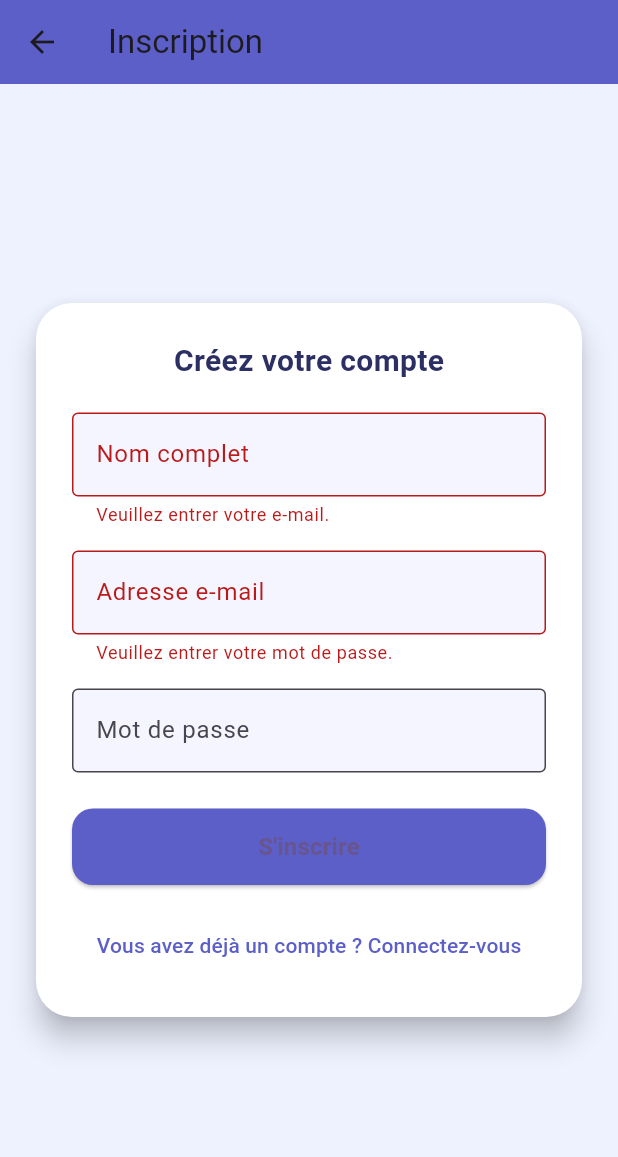
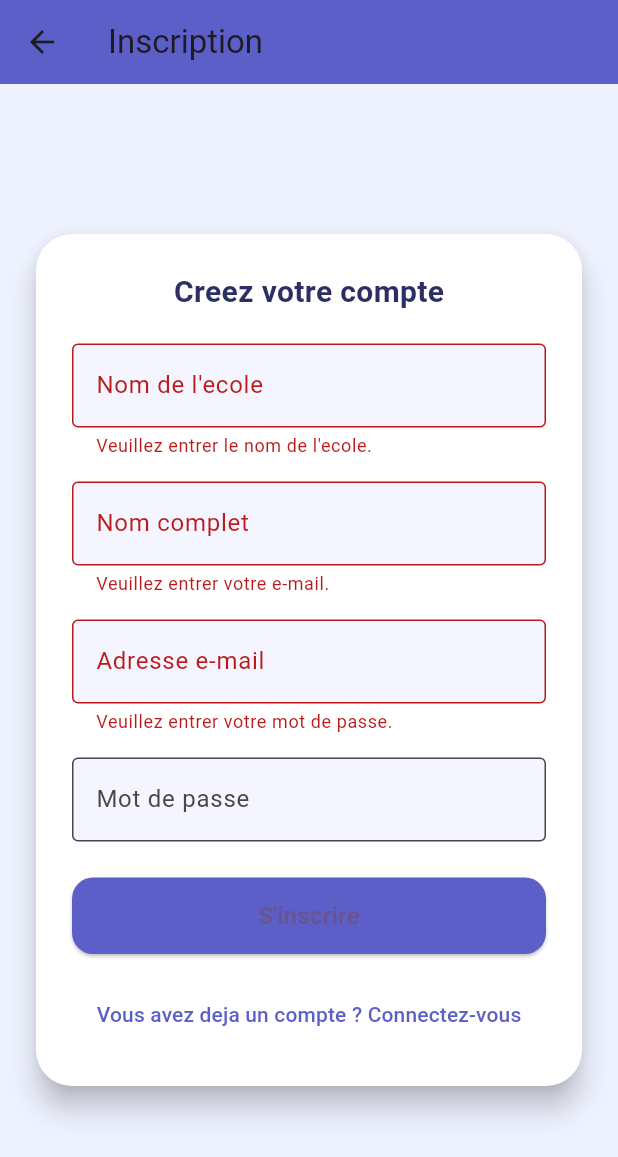
Before and after one commit to persideleonceadihou-cyber/educative, a Flutter app: the ConnectPage screen opened by its route, after a tap on "Se connecter", after a tap on "Pas encore de compte ? Inscrivez-vous", on a phone screen of 412 x 824 dp. Shown: the top 1157 px of the screen. Run offline on Flutter 3.47's test engine with Material 3 defaults, Android fonts, the phone set to English and light mode, and no system bars.

Commit message:
Update connection flow

```diff
--- a/lib/connect.dart
+++ b/lib/connect.dart
@@ -1,8 +1,10 @@
 import 'package:flutter/material.dart';
-import 'parentdashboard.dart';
+import 'pageecole.dart';
 
 class ConnectPage extends StatefulWidget {
-  const ConnectPage({super.key});
+  const ConnectPage({super.key, this.isParent = false});
+
+  final bool isParent;
 
   @override
   State<ConnectPage> createState() => _ConnectPageState();
@@ -11,12 +13,14 @@ class ConnectPage extends StatefulWidget {
 class _ConnectPageState extends State<ConnectPage> {
   final _formKey = GlobalKey<FormState>();
   bool _isLogin = true;
+  final TextEditingController _schoolNameController = TextEditingController();
   final TextEditingController _nameController = TextEditingController();
   final TextEditingController _emailController = TextEditingController();
   final TextEditingController _passwordController = TextEditingController();
 
   @override
   void dispose() {
+    _schoolNameController.dispose();
     _nameController.dispose();
     _emailController.dispose();
     _passwordController.dispose();
@@ -37,18 +41,12 @@ class _ConnectPageState extends State<ConnectPage> {
     if (_isLogin) {
       Navigator.push(
         context,
-        MaterialPageRoute(
-          builder: (context) => Parentdashboard(
-            userName: _emailController.text.contains('@')
-                ? _emailController.text.split('@').first
-                : 'Utilisateur',
-          ),
-        ),
+        MaterialPageRoute(builder: (context) => const Pageecole()),
       );
     } else {
       ScaffoldMessenger.of(context).showSnackBar(
         const SnackBar(
-          content: Text('Inscription réussie ! Veuillez vous connecter.'),
+          content: Text('Inscription reussie ! Veuillez vous connecter.'),
         ),
       );
       setState(() {
@@ -84,7 +82,7 @@ class _ConnectPageState extends State<ConnectPage> {
                     Text(
                       _isLogin
                           ? 'Connectez-vous pour continuer'
-                          : 'Créez votre compte',
+                          : 'Creez votre compte',
                       style: const TextStyle(
                         fontSize: 20,
                         fontWeight: FontWeight.bold,
@@ -92,9 +90,31 @@ class _ConnectPageState extends State<ConnectPage> {
                       ),
                     ),
                     const SizedBox(height: 20),
+                    TextFormField(
+                      controller: _schoolNameController,
+                      textCapitalization: TextCapitalization.words,
+                      decoration: InputDecoration(
+                        labelText: widget.isParent
+                            ? 'Nom complet'
+                            : 'Nom de l\'ecole',
+                        filled: true,
+                        fillColor: const Color(0xFFF4F5FF),
+                        border: const OutlineInputBorder(),
+                      ),
+                      validator: (value) {
+                        if (value == null || value.trim().isEmpty) {
+                          return widget.isParent
+                              ? 'Veuillez entrer votre nom.'
+                              : 'Veuillez entrer le nom de l\'ecole.';
+                        }
+                        return null;
+                      },
+                    ),
+                    const SizedBox(height: 16),
                     if (!_isLogin) ...[
                       TextFormField(
                         controller: _nameController,
+                        textCapitalization: TextCapitalization.words,
                         decoration: const InputDecoration(
                           labelText: 'Nom complet',
                           filled: true,
@@ -146,7 +166,7 @@ class _ConnectPageState extends State<ConnectPage> {
                           return 'Veuillez entrer votre mot de passe.';
                         }
                         if (value.length < 6) {
-                          return 'Le mot de passe doit contenir au moins 6 caractères.';
+                          return 'Le mot de passe doit contenir au moins 6 caracteres.';
                         }
                         return null;
                       },
@@ -178,7 +198,7 @@ class _ConnectPageState extends State<ConnectPage> {
                       child: Text(
                         _isLogin
                             ? 'Pas encore de compte ? Inscrivez-vous'
-                            : 'Vous avez déjà un compte ? Connectez-vous',
+                            : 'Vous avez deja un compte ? Connectez-vous',
                         style: const TextStyle(color: Color(0xFF5B5FC7)),
                       ),
                     ),
--- a/lib/home.dart
+++ b/lib/home.dart
@@ -1,6 +1,5 @@
 import 'package:flutter/material.dart';
-import 'pageecole.dart';
-import 'parentdashboard.dart';
+import 'connect.dart';
 
 class Home extends StatelessWidget {
   const Home({super.key});
@@ -69,7 +68,7 @@ class Home extends StatelessWidget {
                     Navigator.push(
                       context,
                       MaterialPageRoute(
-                        builder: (context) => const Parentdashboard(),
+                        builder: (context) => const ConnectPage(isParent: true),
                       ),
                     );
                   },
@@ -100,7 +99,7 @@ class Home extends StatelessWidget {
                     Navigator.push(
                       context,
                       MaterialPageRoute(
-                        builder: (context) => const Pageecole(),
+                        builder: (context) => const ConnectPage(),
                       ),
                     );
                   },
--- a/lib/main.dart
+++ b/lib/main.dart
@@ -1,6 +1,5 @@
 import 'package:flutter/material.dart';
 import 'home.dart';
-import 'parentdashboard.dart';
 import 'connect.dart';
 
 void main() {
@@ -36,7 +35,8 @@ class MyApp extends StatelessWidget {
       ),
       home: const Home(),
       routes: {
-        '/parentdashboard': (context) => const Parentdashboard(),
+        '/parentdashboard': (context) => const ConnectPage(),
+        '/pageecole': (context) => const ConnectPage(),
         '/connect': (context) => const ConnectPage(),
       },
     );
```
